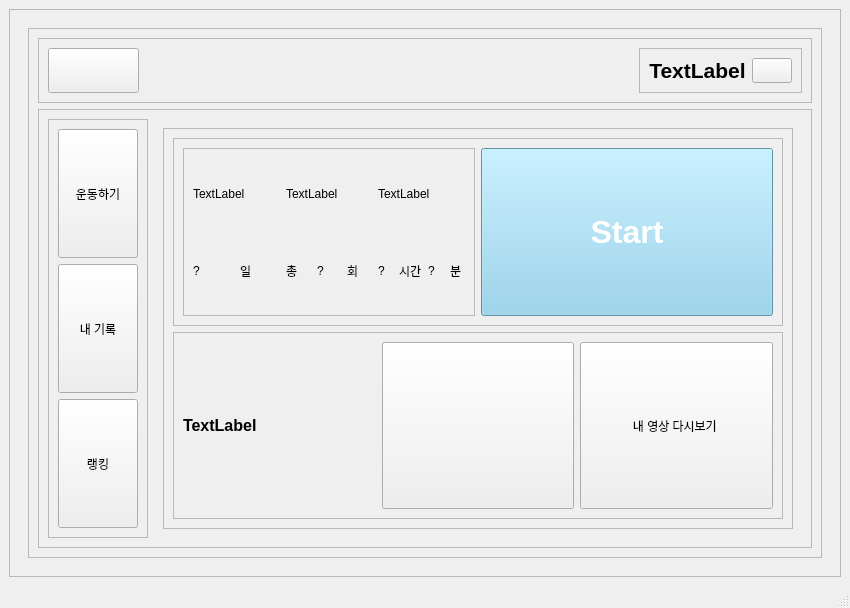
Before: the Qt Designer form client/ui/main_page.ui in addinedu-ros-8th/deeplearning-repo-1, drawn with Qt 5.
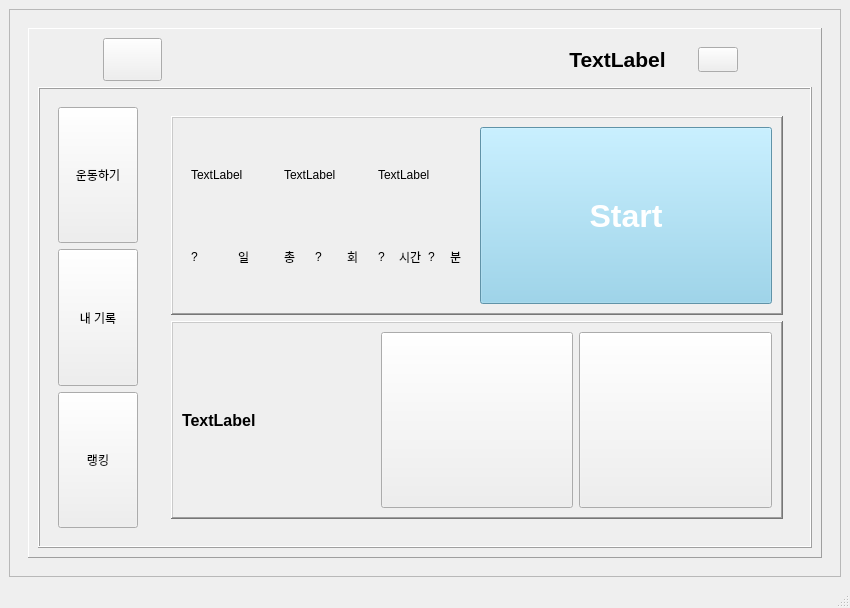
After: the same form once the commit is applied.

Commit message: update gui and fix timeout force next set

The edit to the form file:
```diff
--- a/client/ui/main_page.ui
+++ b/client/ui/main_page.ui
@@ -210,33 +210,76 @@
            <item row="0" column="0">
             <widget class="QFrame" name="frame_5">
              <property name="frameShape">
-              <enum>QFrame::StyledPanel</enum>
+              <enum>QFrame::Panel</enum>
              </property>
              <property name="frameShadow">
               <enum>QFrame::Raised</enum>
              </property>
              <layout class="QVBoxLayout" name="verticalLayout_2">
               <item>
-               <widget class="QFrame" name="frame_6">
-                <property name="sizePolicy">
-                 <sizepolicy hsizetype="Preferred" vsizetype="Maximum">
-                  <horstretch>0</horstretch>
-                  <verstretch>0</verstretch>
-                 </sizepolicy>
-                </property>
-                <property name="layoutDirection">
-                 <enum>Qt::RightToLeft</enum>
-                </property>
-                <property name="frameShape">
-                 <enum>QFrame::StyledPanel</enum>
-                </property>
-                <property name="frameShadow">
-                 <enum>QFrame::Raised</enum>
-                </property>
-                <layout class="QHBoxLayout" name="horizontalLayout_3">
-                 <property name="spacing">
-                  <number>500</number>
-                 </property>
+               <layout class="QHBoxLayout" name="horizontalLayout_10">
+                <item>
+                 <widget class="QLabel" name="label_11">
+                  <property name="text">
+                   <string/>
+                  </property>
+                 </widget>
+                </item>
+                <item>
+                 <widget class="QPushButton" name="btn_back2login">
+                  <property name="maximumSize">
+                   <size>
+                    <width>100</width>
+                    <height>12312</height>
+                   </size>
+                  </property>
+                  <property name="text">
+                   <string/>
+                  </property>
+                 </widget>
+                </item>
+                <item>
+                 <widget class="QLabel" name="label_25">
+                  <property name="text">
+                   <string/>
+                  </property>
+                 </widget>
+                </item>
+                <item>
+                 <widget class="QLabel" name="label_18">
+                  <property name="text">
+                   <string/>
+                  </property>
+                 </widget>
+                </item>
+                <item>
+                 <widget class="QLabel" name="label_16">
+                  <property name="text">
+                   <string/>
+                  </property>
+                 </widget>
+                </item>
+                <item>
+                 <widget class="QLabel" name="label_15">
+                  <property name="text">
+                   <string/>
+                  </property>
+                 </widget>
+                </item>
+                <item>
+                 <widget class="QLabel" name="label_14">
+                  <property name="text">
+                   <string/>
+                  </property>
+                 </widget>
+                </item>
+                <item>
+                 <widget class="QLabel" name="label_13">
+                  <property name="text">
+                   <string/>
+                  </property>
+                 </widget>
+                </item>
                  <item>
                   <widget class="QFrame" name="frame_18">
                    <property name="maximumSize">
@@ -249,12 +292,12 @@
                     <enum>Qt::LeftToRight</enum>
                    </property>
                    <property name="frameShape">
-                    <enum>QFrame::StyledPanel</enum>
+                   <enum>QFrame::NoFrame</enum>
                    </property>
                    <property name="frameShadow">
                     <enum>QFrame::Raised</enum>
                    </property>
-                   <layout class="QHBoxLayout" name="horizontalLayout_10">
+                  <layout class="QHBoxLayout" name="horizontalLayout_21">
                     <item>
                      <widget class="QLabel" name="lb_name">
                       <property name="font">
@@ -272,14 +315,65 @@
                       </property>
                      </widget>
                     </item>
+                   <item>
+                    <widget class="QLabel" name="label_17">
+                     <property name="text">
+                      <string/>
+                     </property>
+                    </widget>
+                   </item>
+                   <item>
+                    <widget class="QLabel" name="label_26">
+                     <property name="text">
+                      <string/>
+                     </property>
+                    </widget>
+                   </item>
                     <item>
                      <widget class="QPushButton" name="btn_profile">
                       <property name="maximumSize">
                        <size>
-                        <width>70</width>
+                       <width>150</width>
                         <height>150</height>
                        </size>
                       </property>
+                     <property name="palette">
+                      <palette>
+                       <active>
+                        <colorrole role="Highlight">
+                         <brush brushstyle="SolidPattern">
+                          <color alpha="255">
+                           <red>246</red>
+                           <green>245</green>
+                           <blue>244</blue>
+                          </color>
+                         </brush>
+                        </colorrole>
+                       </active>
+                       <inactive>
+                        <colorrole role="Highlight">
+                         <brush brushstyle="SolidPattern">
+                          <color alpha="255">
+                           <red>246</red>
+                           <green>245</green>
+                           <blue>244</blue>
+                          </color>
+                         </brush>
+                        </colorrole>
+                       </inactive>
+                       <disabled>
+                        <colorrole role="Highlight">
+                         <brush brushstyle="SolidPattern">
+                          <color alpha="255">
+                           <red>145</red>
+                           <green>145</green>
+                           <blue>145</blue>
+                          </color>
+                         </brush>
+                        </colorrole>
+                       </disabled>
+                      </palette>
+                     </property>
                       <property name="text">
                        <string/>
                       </property>
@@ -289,25 +383,18 @@
                   </widget>
                  </item>
                  <item>
-                  <widget class="QPushButton" name="btn_back2login">
-                   <property name="maximumSize">
-                    <size>
-                     <width>100</width>
-                     <height>12312</height>
-                    </size>
-                   </property>
+                 <widget class="QLabel" name="label_10">
                    <property name="text">
                     <string/>
                    </property>
                   </widget>
                  </item>
                 </layout>
-               </widget>
               </item>
               <item>
                <widget class="QFrame" name="frame_7">
                 <property name="frameShape">
-                 <enum>QFrame::StyledPanel</enum>
+                 <enum>QFrame::Box</enum>
                 </property>
                 <property name="frameShadow">
                  <enum>QFrame::Raised</enum>
@@ -322,7 +409,7 @@
                     </sizepolicy>
                    </property>
                    <property name="frameShape">
-                    <enum>QFrame::StyledPanel</enum>
+                    <enum>QFrame::NoFrame</enum>
                    </property>
                    <property name="frameShadow">
                     <enum>QFrame::Raised</enum>
@@ -574,7 +661,7 @@
                      <item row="0" column="0">
                       <widget class="QFrame" name="frame_19">
                        <property name="frameShape">
-                        <enum>QFrame::StyledPanel</enum>
+                        <enum>QFrame::NoFrame</enum>
                        </property>
                        <property name="frameShadow">
                         <enum>QFrame::Raised</enum>
@@ -583,7 +670,7 @@
                         <item>
                          <widget class="QFrame" name="frame_23">
                           <property name="frameShape">
-                           <enum>QFrame::StyledPanel</enum>
+                           <enum>QFrame::WinPanel</enum>
                           </property>
                           <property name="frameShadow">
                            <enum>QFrame::Raised</enum>
@@ -592,7 +679,7 @@
                            <item>
                             <widget class="QFrame" name="frame_21">
                              <property name="frameShape">
-                              <enum>QFrame::StyledPanel</enum>
+                              <enum>QFrame::NoFrame</enum>
                              </property>
                              <property name="frameShadow">
                               <enum>QFrame::Raised</enum>
@@ -742,7 +829,7 @@
                         <item>
                          <widget class="QFrame" name="frame_24">
                           <property name="frameShape">
-                           <enum>QFrame::StyledPanel</enum>
+                           <enum>QFrame::WinPanel</enum>
                           </property>
                           <property name="frameShadow">
                            <enum>QFrame::Raised</enum>
@@ -784,7 +871,7 @@
                               </sizepolicy>
                              </property>
                              <property name="text">
-                              <string>내 영상 다시보기 </string>
+                              <string/>
                              </property>
                             </widget>
                            </item>
@@ -986,7 +1073,7 @@
                       <item>
                        <layout class="QHBoxLayout" name="horizontalLayout_27">
                         <item>
-                         <widget class="QLabel" name="label_25">
+                         <widget class="QLabel" name="lb_rep">
                           <property name="font">
                            <font>
                             <pointsize>16</pointsize>
@@ -995,7 +1082,25 @@
                            </font>
                           </property>
                           <property name="text">
-                           <string>개수:</string>
+                           <string>?</string>
+                          </property>
+                         </widget>
+                        </item>
+                        <item>
+                         <widget class="QLabel" name="label_8">
+                          <property name="font">
+                           <font>
+                            <pointsize>16</pointsize>
+                           </font>
+                          </property>
+                          <property name="text">
+                           <string>/</string>
+                          </property>
+                          <property name="textFormat">
+                           <enum>Qt::PlainText</enum>
+                          </property>
+                          <property name="alignment">
+                           <set>Qt::AlignCenter</set>
                           </property>
                          </widget>
                         </item>
@@ -1014,7 +1119,7 @@
                          </widget>
                         </item>
                         <item>
-                         <widget class="QLabel" name="label_26">
+                         <widget class="QLabel" name="lb_set">
                           <property name="font">
                            <font>
                             <pointsize>16</pointsize>
@@ -1023,7 +1128,22 @@
                            </font>
                           </property>
                           <property name="text">
-                           <string>세트</string>
+                           <string>?</string>
+                          </property>
+                         </widget>
+                        </item>
+                        <item>
+                         <widget class="QLabel" name="label_9">
+                          <property name="font">
+                           <font>
+                            <pointsize>16</pointsize>
+                           </font>
+                          </property>
+                          <property name="text">
+                           <string>/</string>
+                          </property>
+                          <property name="alignment">
+                           <set>Qt::AlignCenter</set>
                           </property>
                          </widget>
                         </item>
```
Lines whose indentation alone changed are shown as unchanged. The commit also changes 5 other files.
